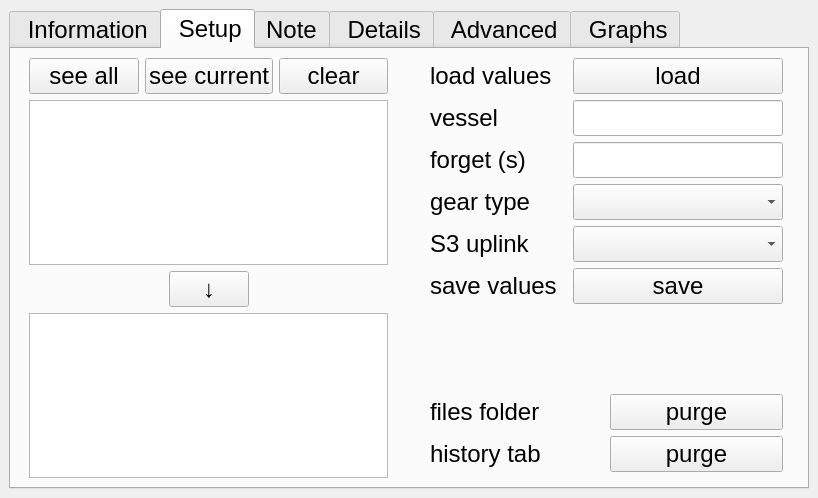
This is ddh/gui/designer_main.ui in LowellInstruments/ddh_old as Qt 5 draws it before an edit. The edited form follows.
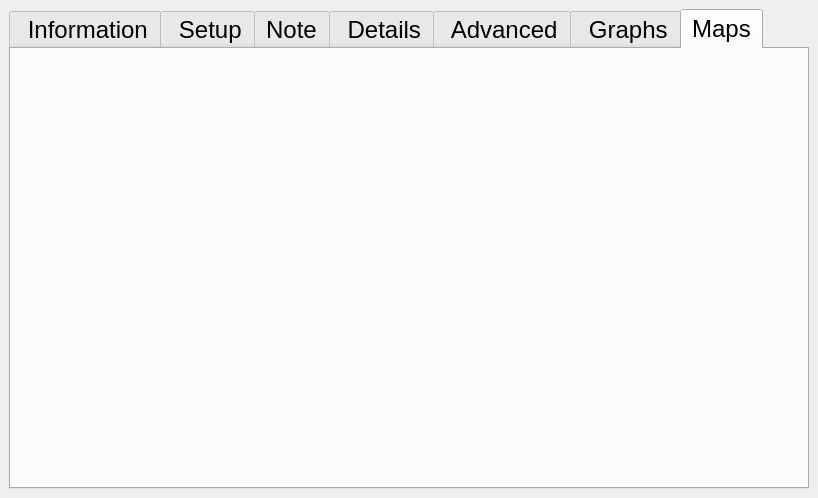
This is the edited form. Icons and pictures are not drawn.

The edit to the form file:
```diff
--- a/ddh/gui/designer_main.ui
+++ b/ddh/gui/designer_main.ui
@@ -41,7 +41,7 @@
        </font>
       </property>
       <property name="currentIndex">
-       <number>1</number>
+       <number>6</number>
       </property>
       <widget class="QWidget" name="tab">
        <property name="sizePolicy">
@@ -1546,6 +1546,23 @@
         </item>
        </layout>
       </widget>
+      <widget class="QWidget" name="tab_2">
+       <attribute name="title">
+        <string>Maps</string>
+       </attribute>
+       <layout class="QVBoxLayout" name="verticalLayout_4">
+        <item>
+         <widget class="QLabel" name="lbl_map">
+          <property name="text">
+           <string/>
+          </property>
+          <property name="scaledContents">
+           <bool>true</bool>
+          </property>
+         </widget>
+        </item>
+       </layout>
+      </widget>
      </widget>
     </item>
    </layout>
```
